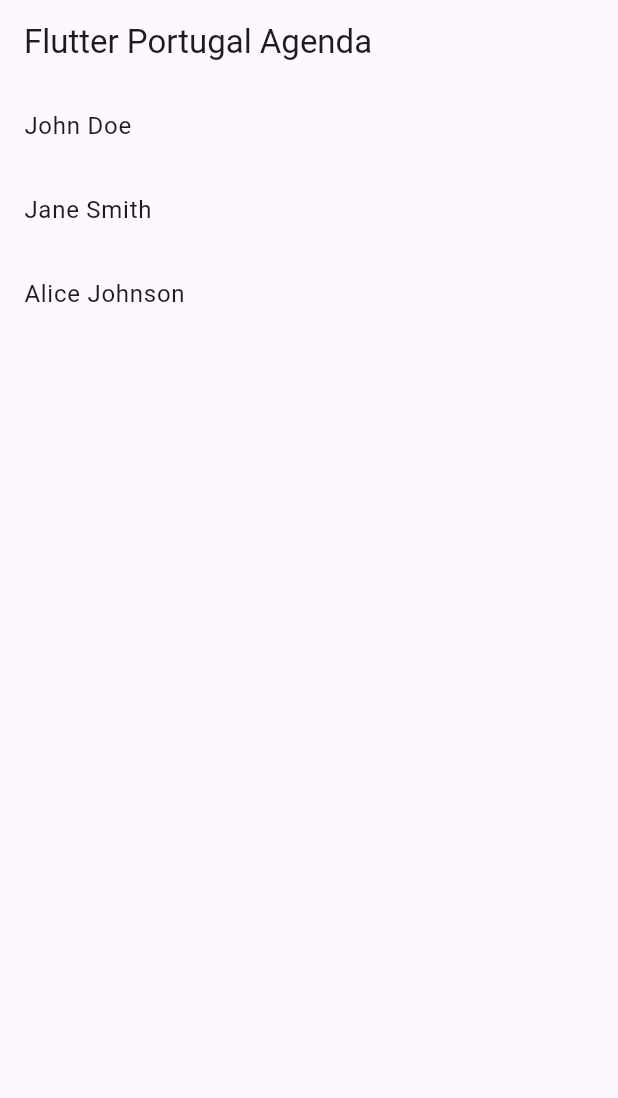
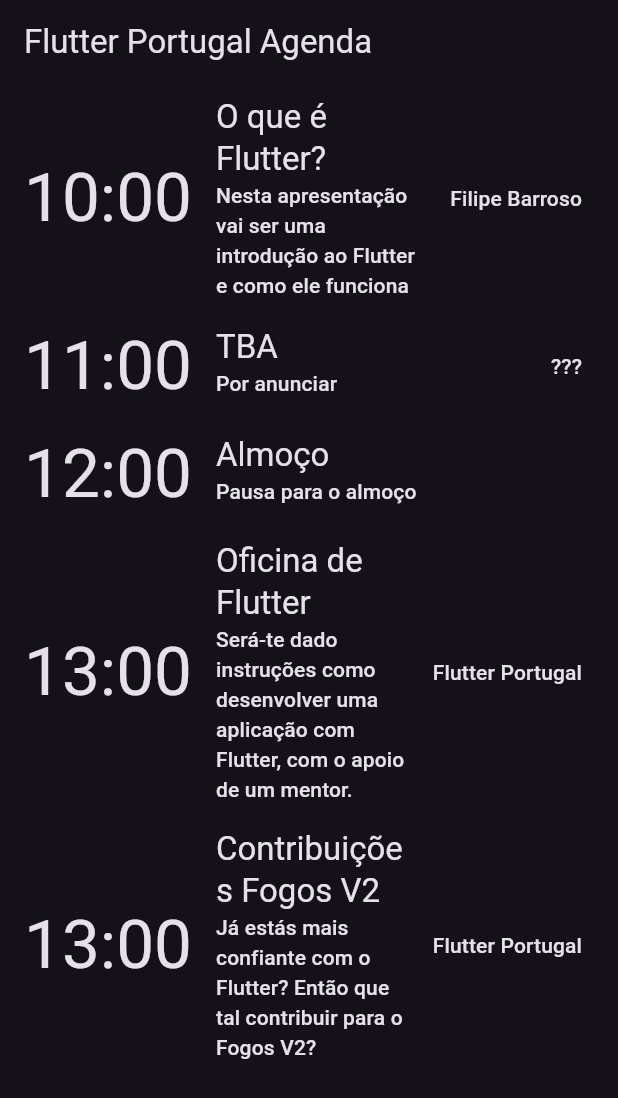
Before and after one commit to FlutterPortugal/flutter_portugal_scheduler, a Flutter app: the screen it shows after launch, on a phone screen of 412 x 824 dp. Shown: the top 1098 px of the screen. Run offline on Flutter 3.47's test engine with Material 3 defaults, Android fonts, the phone set to English and light mode, and no system bars; our stand-ins replace dart_mappable, flutter_bloc; generated files the repository leaves out were written again.

Commit message:
feat: first version

```diff
--- a/assets/events.json
+++ b/assets/events.json
@@ -1,19 +1,34 @@
 {
     "events": [
       {
-        "speaker": "John Doe",
-        "description": "Introduction to Flutter Development",
-        "time": "2023-10-01T10:00:00Z"
+        "speaker": "Filipe Barroso",
+        "title": "O que é Flutter?",
+        "description": "Nesta apresentação vai ser uma introdução ao Flutter e como ele funciona",
+        "time": "2024-10-12T10:00:00Z"
       },
       {
-        "speaker": "Jane Smith",
-        "description": "Advanced State Management in Flutter",
-        "time": "2023-10-01T11:30:00Z"
+        "speaker": "???",
+        "title": "TBA",
+        "description": "Por anunciar",
+        "time": "2024-10-12T11:00:00Z"
+      } ,
+      {
+        "speaker": "",
+        "title": "Almoço",
+        "description": "Pausa para o almoço",
+        "time": "2024-10-12T12:00:00Z"
       },
       {
-        "speaker": "Alice Johnson",
-        "description": "Building Responsive UIs with Flutter",
-        "time": "2023-10-01T13:00:00Z"
+        "speaker": "Flutter Portugal",
+        "title": "Oficina de Flutter",
+        "description": "Será-te dado instruções como desenvolver uma aplicação com Flutter, com o apoio de um mentor.",
+        "time": "2024-10-12T13:00:00Z"
+      },
+      {
+        "speaker": "Flutter Portugal",
+        "title": "Contribuições Fogos V2",
+        "description": "Já estás mais confiante com o Flutter? Então que tal contribuir para o Fogos V2?",
+        "time": "2024-10-12T13:00:00Z"
       }
     ]
   }
--- a/lib/app.dart
+++ b/lib/app.dart
@@ -6,8 +6,10 @@ class MainApp extends StatelessWidget {
 
   @override
   Widget build(BuildContext context) {
-    return const MaterialApp(
-      home: AgendaPage(),
+    return MaterialApp(
+      debugShowCheckedModeBanner: false,
+      theme: ThemeData.dark(),
+      home: const AgendaPage(),
     );
   }
 }
--- a/lib/features/agenda/domain/data.dart
+++ b/lib/features/agenda/domain/data.dart
@@ -19,11 +19,13 @@ class Events with EventsMappable {
 class Event with EventMappable {
   final String speaker;
   final String description;
+  final String title;
   final DateTime time;
 
   Event({
     required this.speaker,
     required this.description,
+    required this.title,
     required this.time,
   });
 }
--- a/lib/features/agenda/presentation/agenda_list_view.dart
+++ b/lib/features/agenda/presentation/agenda_list_view.dart
@@ -3,6 +3,7 @@ import 'package:flutter_bloc/flutter_bloc.dart';
 import 'package:flutter_portugal_scheduler/features/agenda/application/agenda_controller_cubit.dart';
 import 'package:flutter_portugal_scheduler/features/agenda/application/agenda_controller_state.dart';
 import 'package:flutter_portugal_scheduler/features/agenda/data/events_repository.dart';
+import 'package:intl/intl.dart';
 
 class AgendaListView extends StatelessWidget {
   const AgendaListView({super.key});
@@ -21,8 +22,26 @@ class AgendaListView extends StatelessWidget {
         return ListView.builder(
           itemCount: state.events?.events.length ?? 0,
           itemBuilder: (context, index) {
+            String formattedTime =
+                DateFormat('HH:mm').format(state.events!.events[index].time);
+
             return ListTile(
-              title: Text(state.events!.events[index].speaker),
+              leading: Text(
+                formattedTime,
+                style: Theme.of(context).textTheme.displayMedium,
+              ),
+              subtitle: Text(
+                state.events!.events[index].description,
+                style: Theme.of(context).textTheme.labelLarge,
+              ),
+              title: Text(
+                state.events!.events[index].title,
+                style: Theme.of(context).textTheme.titleLarge,
+              ),
+              trailing: Text(
+                state.events!.events[index].speaker,
+                style: Theme.of(context).textTheme.labelLarge,
+              ),
             );
           },
         );
--- a/pubspec.yaml
+++ b/pubspec.yaml
@@ -11,6 +11,7 @@ dependencies:
     sdk: flutter
   dart_mappable: ^4.2.2
   flutter_bloc: ^8.1.6
+  intl: ^0.19.0
 
 dev_dependencies:
   flutter_test:
```
Also changed, not shown: lib/features/agenda/domain/data.mapper.dart (+13 -2 lines).
